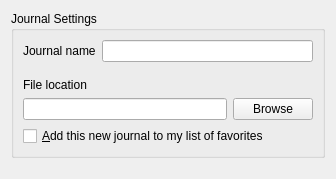
The window that ui/sqlitejournalpage.ui (pwizard2/robojournal) describes before a commit, drawn with Qt 5.
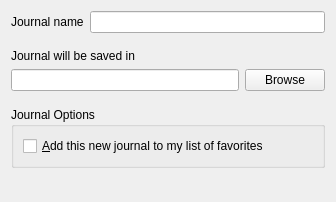
The same window after the commit. Icons and pictures are not drawn.

Diff of the .ui file:
```diff
--- a/ui/sqlitejournalpage.ui
+++ b/ui/sqlitejournalpage.ui
@@ -7,7 +7,7 @@
     <x>0</x>
     <y>0</y>
     <width>336</width>
-    <height>179</height>
+    <height>202</height>
    </rect>
   </property>
   <property name="windowTitle">
@@ -15,12 +15,6 @@
   </property>
   <layout class="QVBoxLayout" name="verticalLayout_2">
    <item>
-    <widget class="QGroupBox" name="groupBox">
-     <property name="title">
-      <string>Journal Settings</string>
-     </property>
-     <layout class="QVBoxLayout" name="verticalLayout">
-      <item>
        <layout class="QHBoxLayout" name="horizontalLayout">
         <item>
          <widget class="QLabel" name="label">
@@ -53,7 +47,7 @@
       <item>
        <widget class="QLabel" name="label_2">
         <property name="text">
-         <string>File location</string>
+      <string>Journal will be saved in</string>
         </property>
        </widget>
       </item>
@@ -79,6 +73,28 @@
         </item>
        </layout>
       </item>
+   <item>
+    <spacer name="verticalSpacer_3">
+     <property name="orientation">
+      <enum>Qt::Vertical</enum>
+     </property>
+     <property name="sizeType">
+      <enum>QSizePolicy::Fixed</enum>
+     </property>
+     <property name="sizeHint" stdset="0">
+      <size>
+       <width>20</width>
+       <height>10</height>
+      </size>
+     </property>
+    </spacer>
+   </item>
+   <item>
+    <widget class="QGroupBox" name="groupBox">
+     <property name="title">
+      <string>Journal Options</string>
+     </property>
+     <layout class="QVBoxLayout" name="verticalLayout">
       <item>
        <widget class="QCheckBox" name="AddToFavorites">
         <property name="text">
```
Lines whose indentation alone changed are shown as unchanged.
